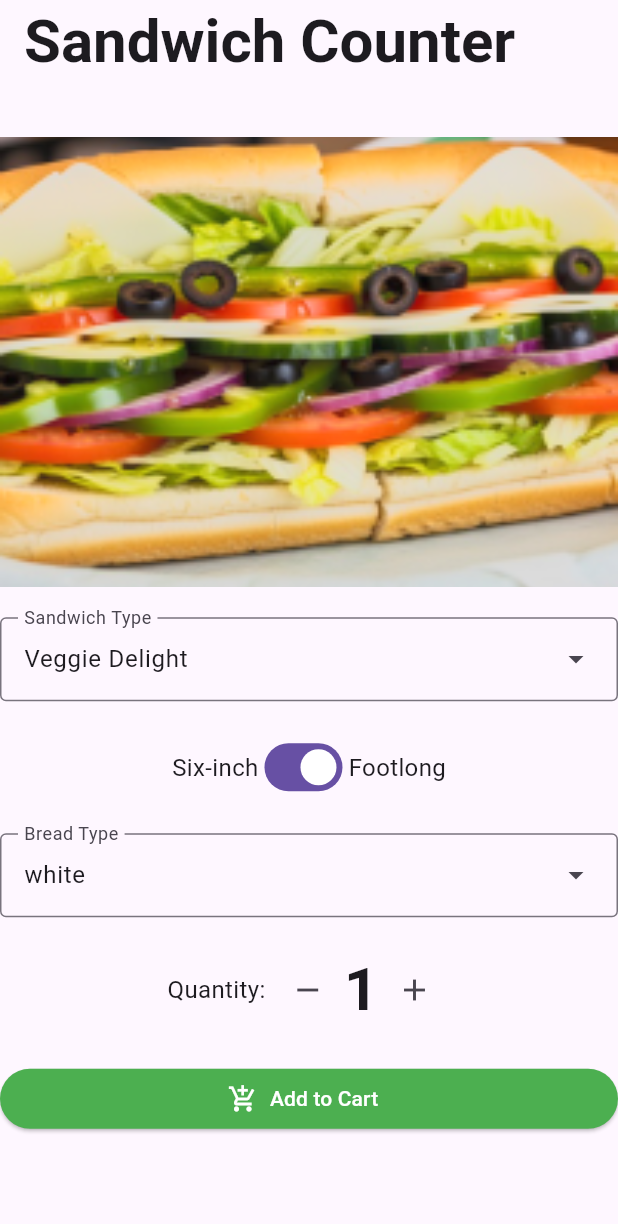
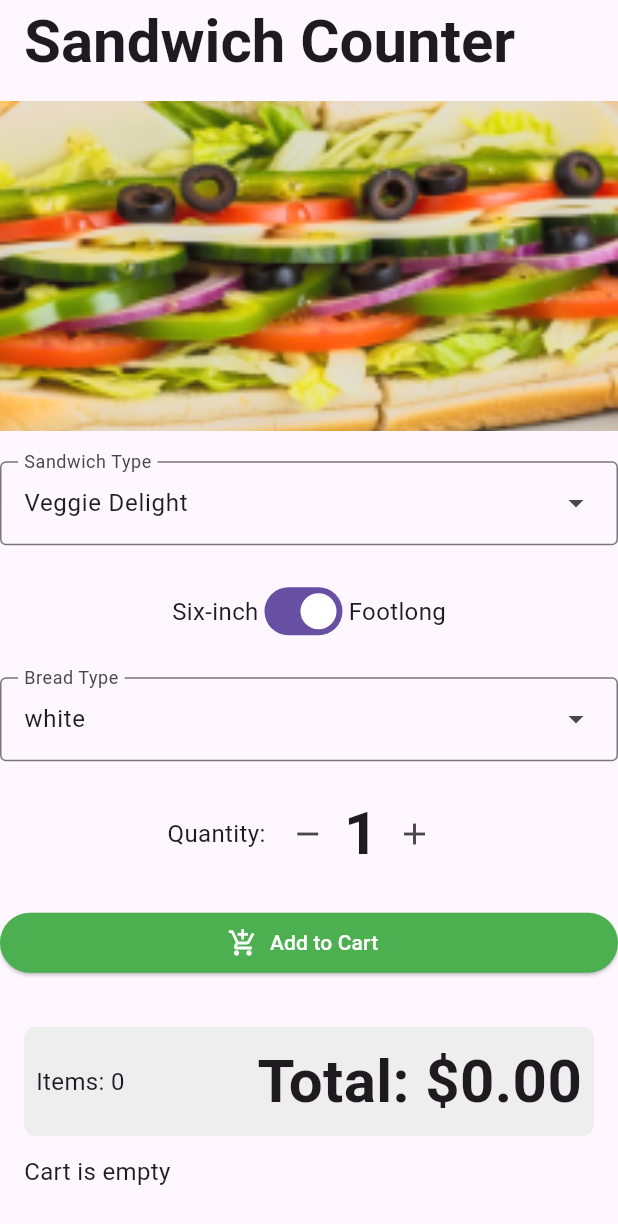
Before and after one commit to Luke-L2264308/first_flutter, a Flutter app: the screen it shows after launch, on a phone screen of 412 x 824 dp. Shown: the top 1224 px of the screen. Run offline on Flutter 3.47's test engine with Material 3 defaults, Android fonts, the phone set to English and light mode, and no system bars.

Commit message:
feat: add persistent cart summary and items list to OrderScreen

```diff
--- a/lib/main.dart
+++ b/lib/main.dart
@@ -217,7 +217,7 @@ class _OrderScreenState extends State<OrderScreen> {
             crossAxisAlignment: CrossAxisAlignment.stretch,
             children: [
               SizedBox(
-                height: 300,
+                height: 220,
                 child: Image.asset(
                   _getCurrentImagePath(),
                   fit: BoxFit.cover,
@@ -294,6 +294,66 @@ class _OrderScreenState extends State<OrderScreen> {
                   ),
                 ),
               const SizedBox(height: 20),
+
+              // Persistent cart summary
+              Padding(
+                padding: const EdgeInsets.symmetric(horizontal: 16.0),
+                child: Container(
+                  key: const Key('cart_summary'),
+                  padding: const EdgeInsets.all(8.0),
+                  decoration: BoxDecoration(
+                    color: Colors.grey.shade200,
+                    borderRadius: BorderRadius.circular(8.0),
+                  ),
+                  child: Row(
+                    mainAxisAlignment: MainAxisAlignment.spaceBetween,
+                    children: [
+                      Text('Items: ${_cart.itemCount}', style: normalText),
+                      Text(
+                          'Total: \$${_cart.calculateTotalPrice().toStringAsFixed(2)}',
+                          style: heading1),
+                    ],
+                  ),
+                ),
+              ),
+              const SizedBox(height: 12),
+
+              // Persistent cart items list
+              Padding(
+                padding: const EdgeInsets.symmetric(horizontal: 16.0),
+                child: Container(
+                  key: const Key('cart_items_container'),
+                  child: _cart.isEmpty
+                      ? const Text('Cart is empty', style: normalText)
+                      : Column(
+                          crossAxisAlignment: CrossAxisAlignment.stretch,
+                          children: _cart.items.map((item) {
+                            final sandwich = item.sandwich;
+                            final sizeText =
+                                sandwich.isFootlong ? 'footlong' : 'six-inch';
+                            return Padding(
+                              padding:
+                                  const EdgeInsets.symmetric(vertical: 6.0),
+                              child: Row(
+                                mainAxisAlignment:
+                                    MainAxisAlignment.spaceBetween,
+                                children: [
+                                  Expanded(
+                                    child: Text(
+                                        '${item.quantity}x ${sandwich.name} (${sandwich.breadType.name}, $sizeText)',
+                                        style: normalText),
+                                  ),
+                                  Text(
+                                      '\$${item.totalPrice.toStringAsFixed(2)}',
+                                      style: normalText),
+                                ],
+                              ),
+                            );
+                          }).toList(),
+                        ),
+                ),
+              ),
+              const SizedBox(height: 20),
             ],
           ),
         ),
```
Also changed, not shown: 1 other file.
